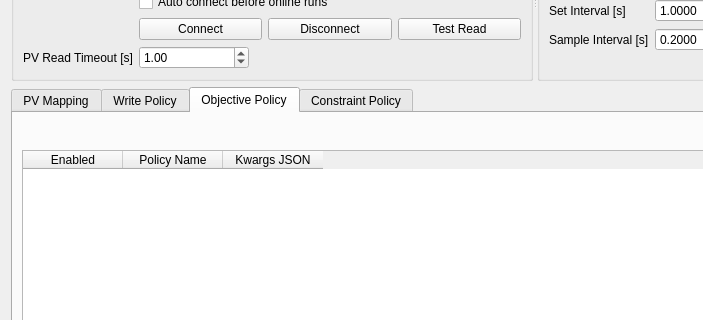
First picture: the form in src/gotacc/gui/ui/page_machine.ui, repository ustc-zhr/GOTAcc, before the edit; both pictures show x 0 to 703 and y 156 to 476 of the 1280 by 920 pixel window.
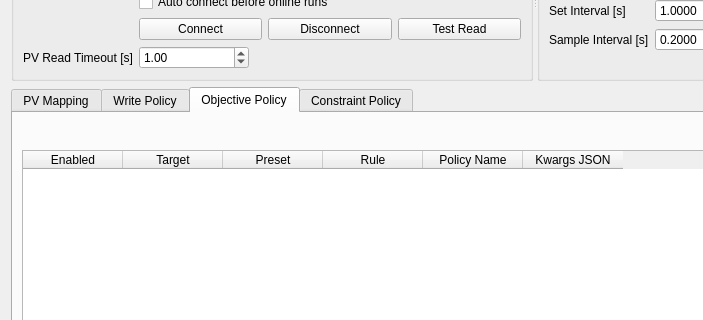
Second picture: the form after the edit. The open tabs and pages were chosen to show the change.

Diff of the .ui file:
```diff
--- a/src/gotacc/gui/ui/page_machine.ui
+++ b/src/gotacc/gui/ui/page_machine.ui
@@ -385,6 +385,21 @@
            <string>Enabled</string>
           </property>
          </column>
+         <column>
+          <property name="text">
+           <string>Target</string>
+          </property>
+         </column>
+         <column>
+          <property name="text">
+           <string>Preset</string>
+          </property>
+         </column>
+         <column>
+          <property name="text">
+           <string>Rule</string>
+          </property>
+         </column>
          <column>
           <property name="text">
            <string>Policy Name</string>
```
Left out of the diff: 17 changed lines with no effect on the pictures.
